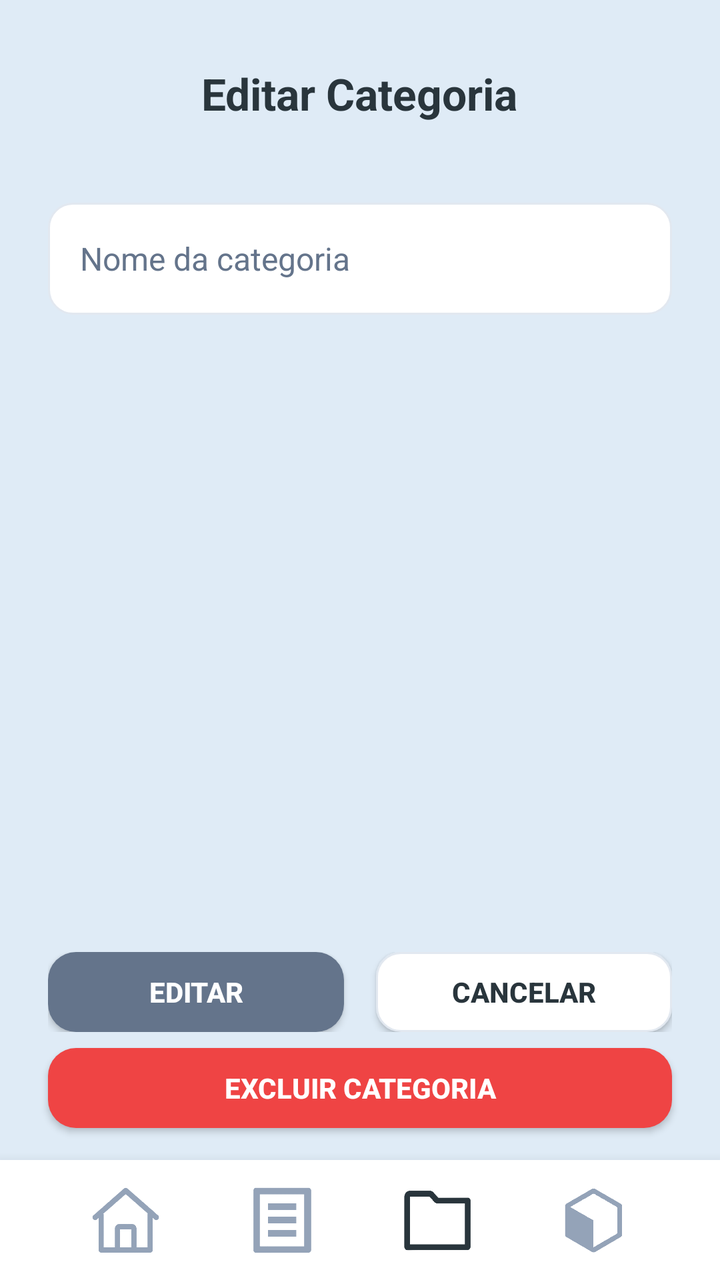
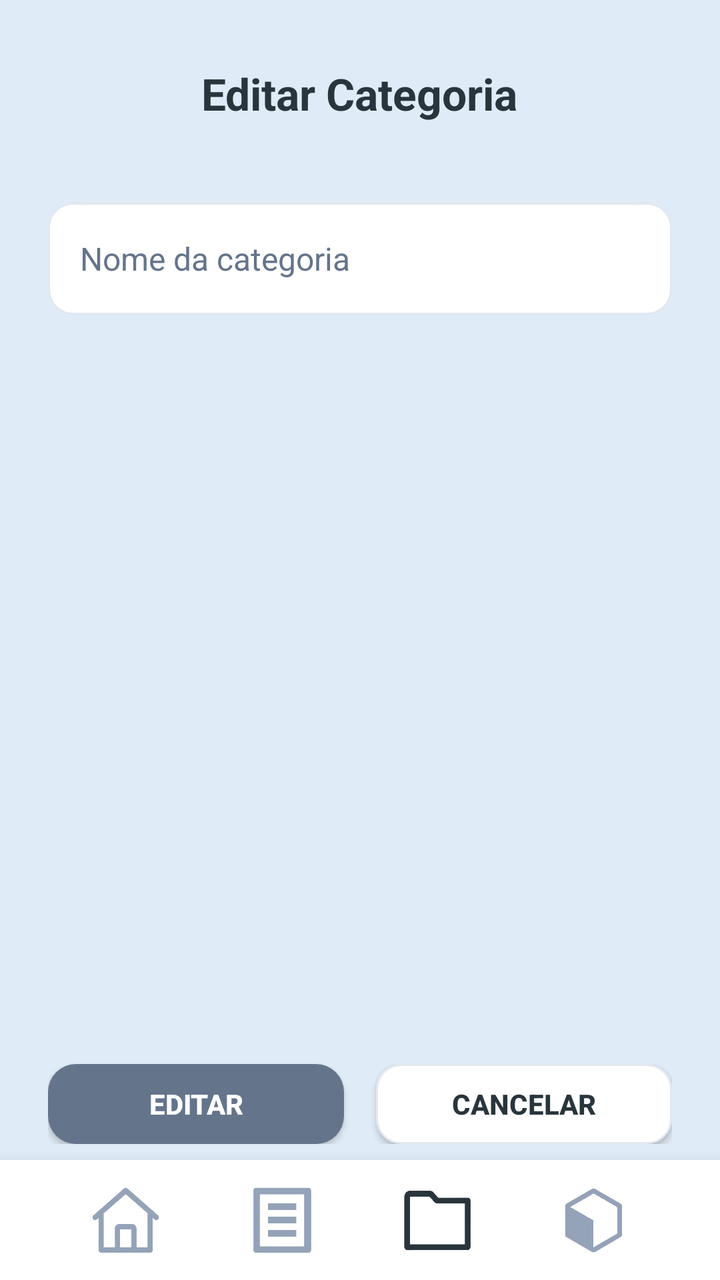

The first picture is an Android layout as it rendered before a commit; the second is the same layout after the commit. The layout source and the unified diff follow.
<!-- AndroidManifest.xml: application theme Theme.ListaCompras -->
<!-- res/layout/activity_categoria_editar.xml -->
<?xml version="1.0" encoding="utf-8"?>
<RelativeLayout xmlns:android="http://schemas.android.com/apk/res/android"
    xmlns:app="http://schemas.android.com/apk/res-auto"
    android:id="@+id/main"
    android:layout_width="match_parent"
    android:layout_height="match_parent"
    android:background="#DFEBF6">

    
    <TextView
        android:id="@+id/txtTituloEditar"
        android:layout_width="wrap_content"
        android:layout_height="wrap_content"
        android:text="Editar Categoria"
        android:textSize="22sp"
        android:textStyle="bold"
        android:textColor="#29353C"
        android:layout_centerHorizontal="true"
        android:layout_marginTop="32dp" />

    
    <LinearLayout
        android:id="@+id/containerCampo"
        android:layout_width="match_parent"
        android:layout_height="wrap_content"
        android:layout_below="@id/txtTituloEditar"
        android:paddingHorizontal="24dp"
        android:paddingTop="40dp">

        <EditText
            android:id="@+id/edtNomeCategoriaEditar"
            android:layout_width="match_parent"
            android:layout_height="56dp"
            android:hint="Nome da categoria"
            android:background="@drawable/card_secundario"
            android:padding="16dp"
            android:textColor="#29353C"
            android:textColorHint="#64748B"
            android:textSize="16sp" />
    </LinearLayout>

    
    <LinearLayout
        android:id="@+id/containerBotoesEditar"
        android:layout_width="match_parent"
        android:layout_height="wrap_content"
        android:orientation="horizontal"
        android:gravity="center"
        android:layout_above="@id/btnExcluirCategoria"
        android:paddingStart="24dp"
        android:paddingEnd="24dp"
        android:layout_marginBottom="8dp">

        
        <androidx.appcompat.widget.AppCompatButton
            android:id="@+id/btnSalvarEdicao"
            android:layout_width="0dp"
            android:layout_height="40dp"
            android:layout_weight="1"
            android:text="Editar"
            android:textColor="#FFFFFF"
            android:textStyle="bold"
            android:background="@drawable/card_principal"/>

        <Space
            android:layout_width="16dp"
            android:layout_height="0dp"/>

        
        <androidx.appcompat.widget.AppCompatButton
            android:id="@+id/btnCancelarEdicao"
            android:layout_width="0dp"
            android:layout_height="40dp"
            android:layout_weight="1"
            android:text="Cancelar"
            android:textStyle="bold"
            android:textColor="#29353C"
            android:background="@drawable/card_secundario"/>
    </LinearLayout>

    
    <androidx.appcompat.widget.AppCompatButton
        android:id="@+id/btnExcluirCategoria"
        android:layout_width="match_parent"
        android:layout_height="40dp"
        android:layout_above="@id/footer"
        android:layout_marginHorizontal="24dp"
        android:layout_marginBottom="16dp"
        android:text="Excluir categoria"
        android:textStyle="bold"
        android:textColor="#FFFFFF"
        android:background="@drawable/card_excluir"/>

    
    <LinearLayout
        android:id="@+id/footer"
        android:layout_width="match_parent"
        android:layout_height="60dp"
        android:layout_alignParentBottom="true"
        android:background="#FFFFFF"
        android:elevation="10dp"
        android:gravity="center"
        android:orientation="horizontal"
        android:paddingHorizontal="24dp">

        <ImageView
            android:id="@+id/iconHome"
            android:layout_width="36dp"
            android:layout_height="36dp"
            android:layout_weight="1"
            android:src="@drawable/ic_home"
            app:tint="#94A3B8"/>

        <ImageView
            android:id="@+id/iconListas"
            android:layout_width="36dp"
            android:layout_height="36dp"
            android:layout_weight="1"
            android:src="@drawable/ic_lista"
            app:tint="#94A3B8"/>

        <ImageView
            android:id="@+id/iconCategorias"
            android:layout_width="36dp"
            android:layout_height="36dp"
            android:layout_weight="1"
            android:src="@drawable/ic_pasta"
            app:tint="#29353C" />

        <ImageView
            android:id="@+id/iconProdutos"
            android:layout_width="36dp"
            android:layout_height="36dp"
            android:layout_weight="1"
            android:src="@drawable/ic_caixa"
            app:tint="#94A3B8"/>

    </LinearLayout>

</RelativeLayout>
<!-- resources referenced by this layout -->
<resources>
  <!-- drawable card_excluir (drawable) -->
  <?xml version="1.0" encoding="utf-8"?>
  <shape xmlns:android="http://schemas.android.com/apk/res/android">
      <solid android:color="#EF4444"/> 
      <corners android:radius="14dp"/>
  </shape>
  <!-- drawable card_principal (drawable) -->
  <shape xmlns:android="http://schemas.android.com/apk/res/android">
      <solid android:color="#64748B"/>
      <corners android:radius="14dp"/>
  </shape>
  <!-- drawable card_secundario (drawable) -->
  <shape xmlns:android="http://schemas.android.com/apk/res/android">
      <solid android:color="#FFFFFF"/>
      <corners android:radius="12dp"/>
      <stroke android:width="1dp" android:color="#E2E8F0"/>
  </shape>
  <!-- drawable ic_caixa: png bitmap (drawable, 30803 bytes) -->
  <!-- drawable ic_home: png bitmap (drawable, 26750 bytes) -->
  <!-- drawable ic_lista: png bitmap (drawable, 12721 bytes) -->
  <!-- drawable ic_pasta: png bitmap (drawable, 12054 bytes) -->
  <style name="Theme.ListaCompras" parent="Base.Theme.ListaCompras" />
  <style name="Base.Theme.ListaCompras" parent="Theme.Material3.DayNight.NoActionBar">
          
          
      </style>
</resources>

<!-- the commit's change to res/layout/activity_categoria_editar.xml (unified diff, before → after) -->
@@ -46,7 +46,7 @@
         android:layout_height="wrap_content"
         android:orientation="horizontal"
         android:gravity="center"
-        android:layout_above="@id/btnExcluirCategoria"
+        android:layout_above="@id/footer"
         android:paddingStart="24dp"
         android:paddingEnd="24dp"
         android:layout_marginBottom="8dp">
@@ -77,19 +77,6 @@
             android:textColor="#29353C"
             android:background="@drawable/card_secundario"/>
     </LinearLayout>
-
-    
-    <androidx.appcompat.widget.AppCompatButton
-        android:id="@+id/btnExcluirCategoria"
-        android:layout_width="match_parent"
-        android:layout_height="40dp"
-        android:layout_above="@id/footer"
-        android:layout_marginHorizontal="24dp"
-        android:layout_marginBottom="16dp"
-        android:text="Excluir categoria"
-        android:textStyle="bold"
-        android:textColor="#FFFFFF"
-        android:background="@drawable/card_excluir"/>
 
     
     <LinearLayout
<!-- resource entries referenced after the edit -->
@@ -1,11 +1,5 @@
 <!-- resources referenced by this layout -->
 <resources>
-  <!-- drawable card_excluir (drawable) -->
-  <?xml version="1.0" encoding="utf-8"?>
-  <shape xmlns:android="http://schemas.android.com/apk/res/android">
-      <solid android:color="#EF4444"/> 
-      <corners android:radius="14dp"/>
-  </shape>
   <!-- drawable card_principal (drawable) -->
   <shape xmlns:android="http://schemas.android.com/apk/res/android">
       <solid android:color="#64748B"/>
